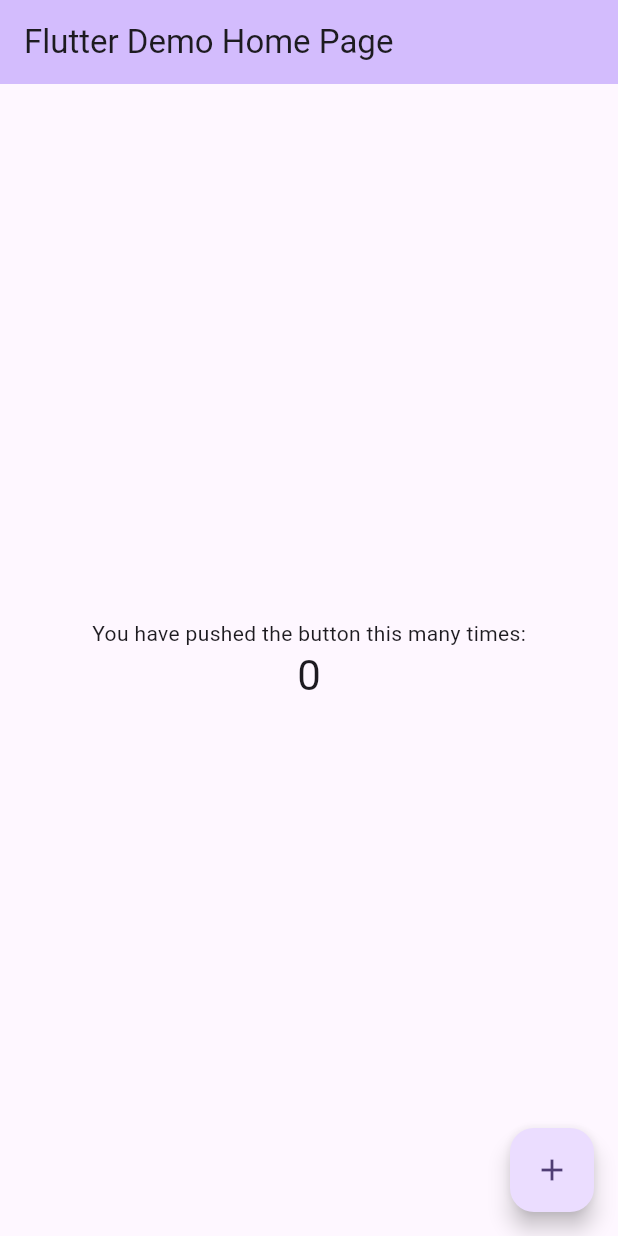
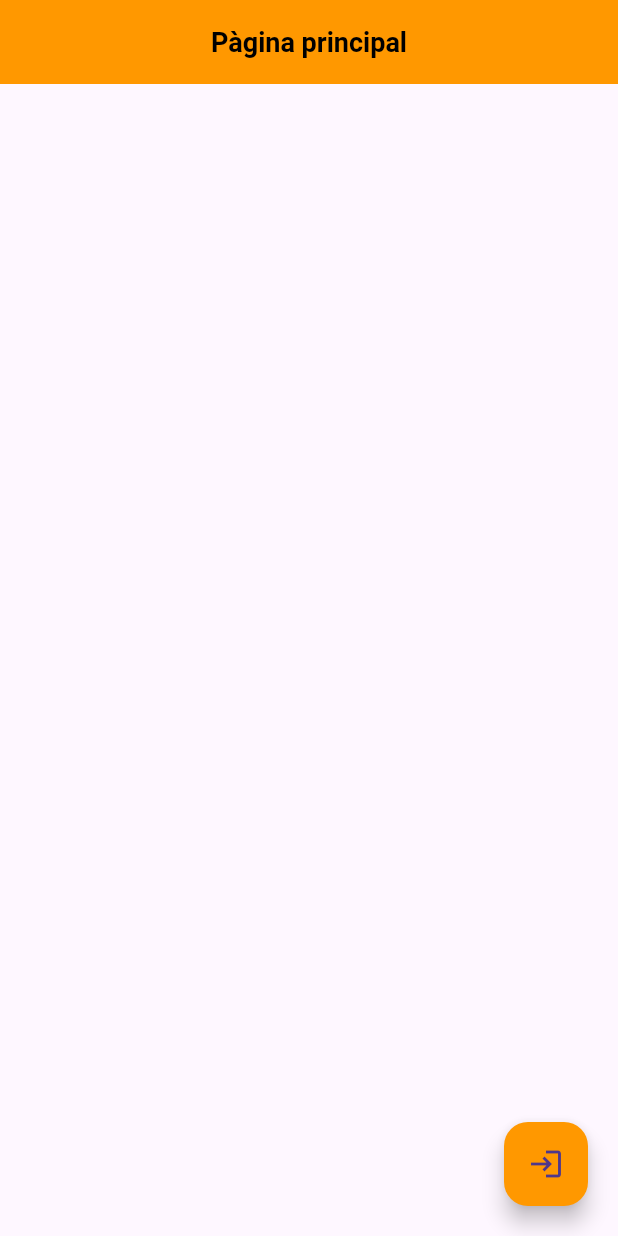
Before and after one commit to Eat-Lift/eat-lift-frontend, a Flutter app: the screen it shows after launch, on a phone screen of 412 x 824 dp. Run offline on Flutter 3.47's test engine with Material 3 defaults, Android fonts, the phone set to English and light mode, and no system bars.

Commit message:
Tasca 7: Creat un layout per poder implementar la pagina de signin

```diff
--- a/eatnlift/lib/main.dart
+++ b/eatnlift/lib/main.dart
@@ -1,3 +1,4 @@
+import 'package:eatnlift/pages/home.dart';
 import 'package:flutter/material.dart';
 
 void main() {
@@ -10,116 +11,9 @@
   // This widget is the root of your application.
   @override
   Widget build(BuildContext context) {
-    return MaterialApp(
-      title: 'Flutter Demo',
-      theme: ThemeData(
-        // This is the theme of your application.
-        //
-        // TRY THIS: Try running your application with "flutter run". You'll see
-        // the application has a purple toolbar. Then, without quitting the app,
-        // try changing the seedColor in the colorScheme below to Colors.green
-        // and then invoke "hot reload" (save your changes or press the "hot
-        // reload" button in a Flutter-supported IDE, or press "r" if you used
-        // the command line to start the app).
-        //
-        // Notice that the counter didn't reset back to zero; the application
-        // state is not lost during the reload. To reset the state, use hot
-        // restart instead.
-        //
-        // This works for code too, not just values: Most code changes can be
-        // tested with just a hot reload.
-        colorScheme: ColorScheme.fromSeed(seedColor: Colors.deepPurple),
-        useMaterial3: true,
-      ),
-      home: const MyHomePage(title: 'Flutter Demo Home Page'),
+    return const MaterialApp(
+      debugShowCheckedModeBanner: false,
+      home: HomePage()
     );
   }
 }
-
-class MyHomePage extends StatefulWidget {
-  const MyHomePage({super.key, required this.title});
-
-  // This widget is the home page of your application. It is stateful, meaning
-  // that it has a State object (defined below) that contains fields that affect
-  // how it looks.
-
-  // This class is the configuration for the state. It holds the values (in this
-  // case the title) provided by the parent (in this case the App widget) and
-  // used by the build method of the State. Fields in a Widget subclass are
-  // always marked "final".
-
-  final String title;
-
-  @override
-  State<MyHomePage> createState() => _MyHomePageState();
-}
-
-class _MyHomePageState extends State<MyHomePage> {
-  int _counter = 0;
-
-  void _incrementCounter() {
-    setState(() {
-      // This call to setState tells the Flutter framework that something has
-      // changed in this State, which causes it to rerun the build method below
-      // so that the display can reflect the updated values. If we changed
-      // _counter without calling setState(), then the build method would not be
-      // called again, and so nothing would appear to happen.
-      _counter++;
-    });
-  }
-
-  @override
-  Widget build(BuildContext context) {
-    // This method is rerun every time setState is called, for instance as done
-    // by the _incrementCounter method above.
-    //
-    // The Flutter framework has been optimized to make rerunning build methods
-    // fast, so that you can just rebuild anything that needs updating rather
-    // than having to individually change instances of widgets.
-    return Scaffold(
-      appBar: AppBar(
-        // TRY THIS: Try changing the color here to a specific color (to
-        // Colors.amber, perhaps?) and trigger a hot reload to see the AppBar
-        // change color while the other colors stay the same.
-        backgroundColor: Theme.of(context).colorScheme.inversePrimary,
-        // Here we take the value from the MyHomePage object that was created by
-        // the App.build method, and use it to set our appbar title.
-        title: Text(widget.title),
-      ),
-      body: Center(
-        // Center is a layout widget. It takes a single child and positions it
-        // in the middle of the parent.
-        child: Column(
-          // Column is also a layout widget. It takes a list of children and
-          // arranges them vertically. By default, it sizes itself to fit its
-          // children horizontally, and tries to be as tall as its parent.
-          //
-          // Column has various properties to control how it sizes itself and
-          // how it positions its children. Here we use mainAxisAlignment to
-          // center the children vertically; the main axis here is the vertical
-          // axis because Columns are vertical (the cross axis would be
-          // horizontal).
-          //
-          // TRY THIS: Invoke "debug painting" (choose the "Toggle Debug Paint"
-          // action in the IDE, or press "p" in the console), to see the
-          // wireframe for each widget.
-          mainAxisAlignment: MainAxisAlignment.center,
-          children: <Widget>[
-            const Text(
-              'You have pushed the button this many times:',
-            ),
-            Text(
-              '$_counter',
-              style: Theme.of(context).textTheme.headlineMedium,
-            ),
-          ],
-        ),
-      ),
-      floatingActionButton: FloatingActionButton(
-        onPressed: _incrementCounter,
-        tooltip: 'Increment',
-        child: const Icon(Icons.add),
-      ), // This trailing comma makes auto-formatting nicer for build methods.
-    );
-  }
-}
--- /dev/null
+++ b/eatnlift/lib/pages/home.dart
@@ -0,0 +1,39 @@
+import 'package:flutter/material.dart';
+import 'register.dart';
+
+class HomePage extends StatelessWidget {
+  const HomePage({super.key});
+
+  @override
+  Widget build(BuildContext context) {
+    return Scaffold(
+      appBar: AppBar(
+        centerTitle: true,
+        backgroundColor: Colors.orange,
+        title: const Text(
+          'Pàgina principal',
+          style: TextStyle(
+              color: Colors.black, fontSize: 18, fontWeight: FontWeight.bold),
+        ),
+      ),
+      body: Stack(
+        children: [
+          Positioned(
+            bottom: 20,
+            right: 20,
+            child: FloatingActionButton(
+              onPressed: () {
+                Navigator.push(
+                  context,
+                  MaterialPageRoute(builder: (context) => const RegisterPage()),
+                );
+              },
+              backgroundColor: Colors.orange,
+              child: const Icon(Icons.login),
+            ),
+          ),
+        ],
+      ),
+    );
+  }
+}
--- /dev/null
+++ b/eatnlift/lib/pages/register.dart
@@ -0,0 +1,22 @@
+import 'package:flutter/material.dart';
+
+class RegisterPage extends StatelessWidget {
+  const RegisterPage({super.key});
+
+  @override
+  Widget build(BuildContext context) {
+    return Scaffold(
+      appBar: AppBar(
+        centerTitle: true,
+        title: const Text('Register Page'),
+        backgroundColor: Colors.blue,
+      ),
+      body: const Center(
+        child: Text(
+          'Welcome to the Register page!',
+          style: TextStyle(fontSize: 24),
+        ),
+      ),
+    );
+  }
+}
```
